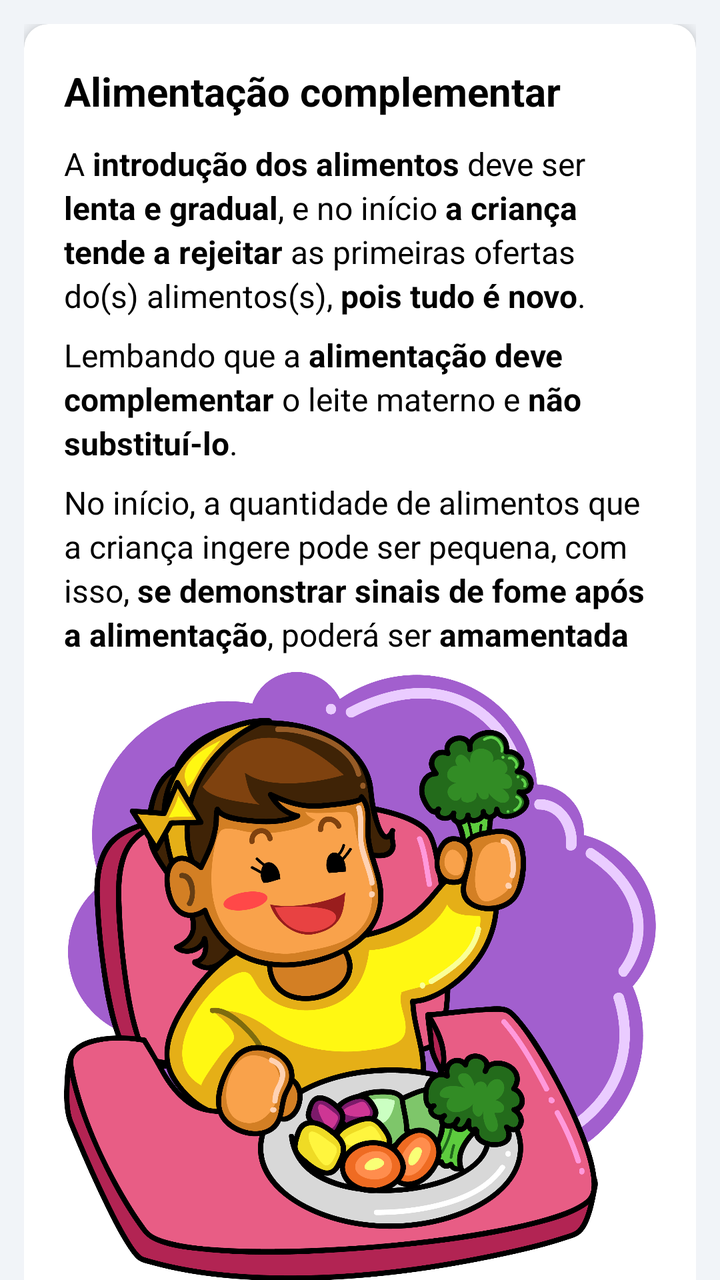
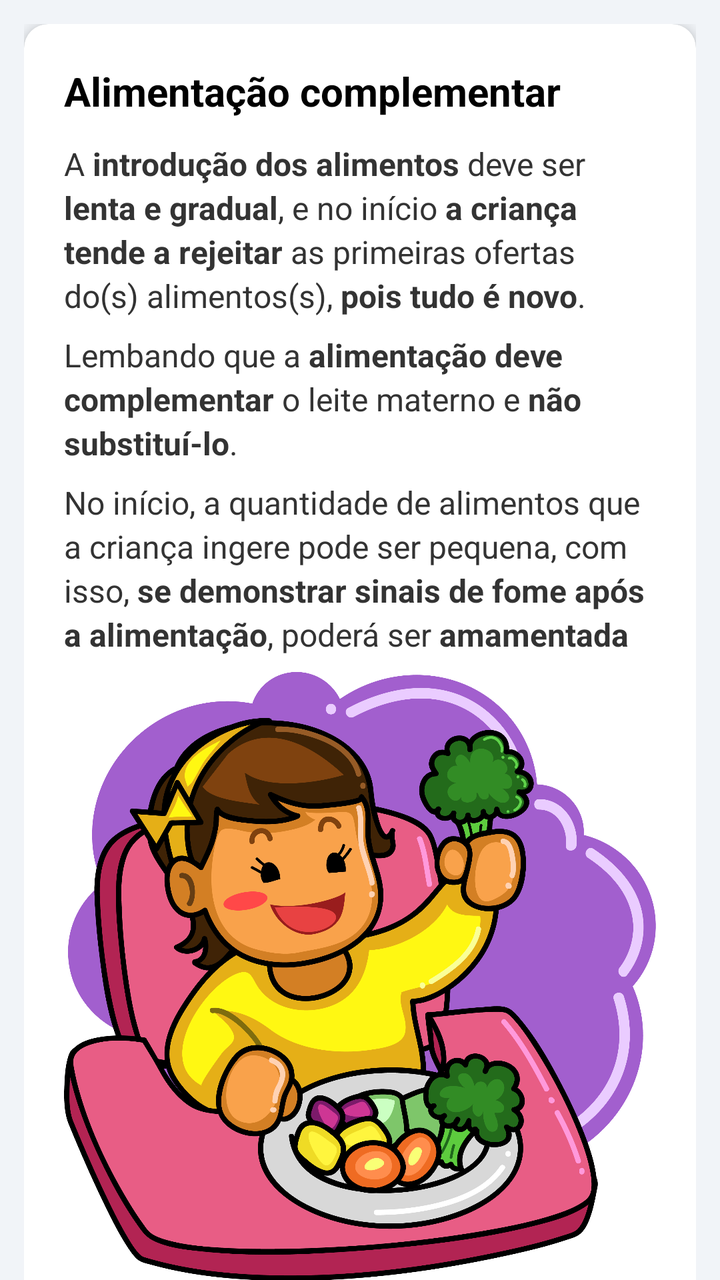

Two renders of the same Android screen: before a commit and after it. Below are the layout's source before the change and the commit's diff.
<!-- AndroidManifest.xml: application theme Theme.NutrirAGente -->
<!-- res/layout/complementary_feeding.xml -->
<?xml version="1.0" encoding="utf-8"?>
<androidx.coordinatorlayout.widget.CoordinatorLayout xmlns:android="http://schemas.android.com/apk/res/android"
    xmlns:app="http://schemas.android.com/apk/res-auto"
    android:layout_width="match_parent"
    android:layout_height="match_parent"
    android:background="@color/gray">




    <androidx.core.widget.NestedScrollView
        android:layout_width="match_parent"
        android:layout_height="match_parent"
        app:layout_behavior="@string/appbar_scrolling_view_behavior">

        <LinearLayout
            android:layout_width="match_parent"
            android:layout_height="wrap_content"
            android:orientation="vertical"
            android:padding="12dp">

            <androidx.cardview.widget.CardView
                android:layout_width="match_parent"
                android:layout_height="wrap_content"
                android:layout_marginBottom="16dp"
                app:cardCornerRadius="12dp"
                app:cardElevation="4dp">

                <LinearLayout
                    android:layout_width="match_parent"
                    android:layout_height="wrap_content"
                    android:orientation="vertical"
                    android:padding="20dp">

                    
                    <TextView
                        android:layout_width="wrap_content"
                        android:layout_height="wrap_content"
                        android:layout_marginBottom="12dp"
                        android:text="@string/title_complementary_feeding"
                        android:textColor="@android:color/black"
                        android:textSize="20sp"
                        android:textStyle="bold" />


                    <TextView
                        android:layout_width="match_parent"
                        android:layout_height="wrap_content"
                        android:layout_marginBottom="8dp"
                        android:lineSpacingExtra="3dp"
                        android:textColor="@color/black"
                        android:text="@string/complementary_feeding"
                        android:textSize="16sp" />


                    <TextView
                        android:layout_width="match_parent"
                        android:layout_height="wrap_content"
                        android:layout_marginBottom="8dp"
                        android:lineSpacingExtra="3dp"
                        android:textColor="@color/black"
                        android:text="@string/complementary_feeding_2"
                        android:textSize="16sp" />


                    <TextView
                        android:layout_width="match_parent"
                        android:layout_height="wrap_content"
                        android:layout_marginBottom="8dp"
                        android:lineSpacingExtra="3dp"
                        android:textColor="@color/black"
                        android:text="@string/complementary_feeding_3"
                        android:textSize="16sp" />

                    <ImageView
                        android:layout_width="match_parent"
                        android:layout_height="match_parent"
                        android:layout_marginBottom="8dp"
                        android:adjustViewBounds="true"
                        android:scaleType="fitCenter"
                        android:src="@drawable/bebe_comendo" />
                    >


                    <TextView
                        android:layout_width="match_parent"
                        android:layout_height="wrap_content"
                        android:layout_marginTop="16dp"
                        android:background="@color/warn_blue"
                        android:padding="16dp"
                        android:textAlignment="center"
                        android:text="@string/complementary_feeding_4"
                        android:textColor="@color/black"
                        android:textSize="16sp"
                        android:lineSpacingExtra="3dp" />

                </LinearLayout>
            </androidx.cardview.widget.CardView>

        </LinearLayout>
    </androidx.core.widget.NestedScrollView>

</androidx.coordinatorlayout.widget.CoordinatorLayout>
<!-- resources referenced by this layout -->
<resources>
  <color name="black">#FF000000</color>
  <color name="gray">#F1F4F8</color>
  <color name="warn_blue">#FFBAE8E8</color>
  <color name="white">#FFFFFFFF</color>
  <!-- unchanged entries left out for length: 11 -->
</resources>

<!-- the commit's change to res/layout/complementary_feeding.xml (unified diff, before → after) -->
@@ -1,98 +1,62 @@
 <?xml version="1.0" encoding="utf-8"?>
-<androidx.coordinatorlayout.widget.CoordinatorLayout xmlns:android="http://schemas.android.com/apk/res/android"
+<androidx.coordinatorlayout.widget.CoordinatorLayout
+    xmlns:android="http://schemas.android.com/apk/res/android"
     xmlns:app="http://schemas.android.com/apk/res-auto"
     android:layout_width="match_parent"
     android:layout_height="match_parent"
     android:background="@color/gray">
 
-
-
+    <com.google.android.material.appbar.AppBarLayout
+        android:layout_width="match_parent"
+        android:layout_height="wrap_content"
+        android:background="@color/blue_toolbar"
+        app:elevation="@dimen/appbar_elevation" />
 
     <androidx.core.widget.NestedScrollView
         android:layout_width="match_parent"
         android:layout_height="match_parent"
         app:layout_behavior="@string/appbar_scrolling_view_behavior">
 
-        <LinearLayout
-            android:layout_width="match_parent"
-            android:layout_height="wrap_content"
-            android:orientation="vertical"
-            android:padding="12dp">
+        <LinearLayout style="@style/LinearContainer">
 
-            <androidx.cardview.widget.CardView
-                android:layout_width="match_parent"
-                android:layout_height="wrap_content"
-                android:layout_marginBottom="16dp"
-                app:cardCornerRadius="12dp"
-                app:cardElevation="4dp">
+            <androidx.cardview.widget.CardView style="@style/CardNutrir">
 
-                <LinearLayout
-                    android:layout_width="match_parent"
-                    android:layout_height="wrap_content"
-                    android:orientation="vertical"
-                    android:padding="20dp">
+                <LinearLayout style="@style/CardContent">
 
                     
                     <TextView
-                        android:layout_width="wrap_content"
-                        android:layout_height="wrap_content"
-                        android:layout_marginBottom="12dp"
-                        android:text="@string/title_complementary_feeding"
-                        android:textColor="@android:color/black"
-                        android:textSize="20sp"
-                        android:textStyle="bold" />
-
+                        style="@style/TextTitle"
+                        android:text="@string/title_complementary_feeding" />
 
                     <TextView
-                        android:layout_width="match_parent"
-                        android:layout_height="wrap_content"
-                        android:layout_marginBottom="8dp"
-                        android:lineSpacingExtra="3dp"
-                        android:textColor="@color/black"
-                        android:text="@string/complementary_feeding"
-                        android:textSize="16sp" />
-
+                        style="@style/TextBody"
+                        android:layout_marginBottom="@dimen/spacing_sm"
+                        android:text="@string/complementary_feeding" />
 
                     <TextView
-                        android:layout_width="match_parent"
-                        android:layout_height="wrap_content"
-                        android:layout_marginBottom="8dp"
-                        android:lineSpacingExtra="3dp"
-                        android:textColor="@color/black"
-                        android:text="@string/complementary_feeding_2"
-                        android:textSize="16sp" />
-
+                        style="@style/TextBody"
+                        android:layout_marginBottom="@dimen/spacing_sm"
+                        android:text="@string/complementary_feeding_2" />
 
                     <TextView
-                        android:layout_width="match_parent"
-                        android:layout_height="wrap_content"
-                        android:layout_marginBottom="8dp"
-                        android:lineSpacingExtra="3dp"
-                        android:textColor="@color/black"
-                        android:text="@string/complementary_feeding_3"
-                        android:textSize="16sp" />
+                        style="@style/TextBody"
+                        android:layout_marginBottom="@dimen/spacing_sm"
+                        android:text="@string/complementary_feeding_3" />
 
                     <ImageView
                         android:layout_width="match_parent"
-                        android:layout_height="match_parent"
-                        android:layout_marginBottom="8dp"
+                        android:layout_height="wrap_content"
+                        android:layout_marginBottom="@dimen/spacing_sm"
                         android:adjustViewBounds="true"
                         android:scaleType="fitCenter"
                         android:src="@drawable/bebe_comendo" />
-                    >
 
+                    <LinearLayout style="@style/TipBoxMint">
 
-                    <TextView
-                        android:layout_width="match_parent"
-                        android:layout_height="wrap_content"
-                        android:layout_marginTop="16dp"
-                        android:background="@color/warn_blue"
-                        android:padding="16dp"
-                        android:textAlignment="center"
-                        android:text="@string/complementary_feeding_4"
-                        android:textColor="@color/black"
-                        android:textSize="16sp"
-                        android:lineSpacingExtra="3dp" />
+                        <TextView
+                            style="@style/TipTextMint"
+                            android:text="@string/complementary_feeding_4" />
+                    </LinearLayout>
 
                 </LinearLayout>
             </androidx.cardview.widget.CardView>
<!-- resource entries referenced after the edit -->
@@ -1,8 +1,85 @@
 <!-- resources referenced by this layout -->
 <resources>
   <color name="black">#FF000000</color>
+  <color name="text_primary">#2B2B2B</color>
+  <color name="tip_mint_background">#B2E0DE</color>
   <color name="gray">#F1F4F8</color>
-  <color name="warn_blue">#FFBAE8E8</color>
+  <dimen name="appbar_elevation">12dp</dimen>
+  <dimen name="spacing_sm">8dp</dimen>
+  <style name="CardContent">
+          <item name="android:layout_width">match_parent</item>
+          <item name="android:layout_height">wrap_content</item>
+          <item name="android:orientation">vertical</item>
+          <item name="android:padding">@dimen/padding_xl</item>
+      </style>
+  <style name="CardNutrir">
+          <item name="android:layout_width">match_parent</item>
+          <item name="android:layout_height">wrap_content</item>
+          <item name="android:layout_marginBottom">@dimen/card_margin_bottom</item>
+          <item name="cardCornerRadius">@dimen/card_radius</item>
+          <item name="cardElevation">@dimen/card_elevation</item>
+      </style>
+  <style name="LinearContainer">
+          <item name="android:layout_width">match_parent</item>
+          <item name="android:layout_height">wrap_content</item>
+          <item name="android:orientation">vertical</item>
+          <item name="android:padding">@dimen/padding_md</item>
+      </style>
+  <style name="TextBody" parent="TextAppearance.Nutrir">
+          <item name="android:layout_width">match_parent</item>
+          <item name="android:layout_height">wrap_content</item>
+          <item name="android:textSize">@dimen/text_size_md</item>
+          <item name="android:lineSpacingExtra">@dimen/line_spacing_sm</item>
+          <item name="android:textColor">@color/color_text_black</item>
+      </style>
+  <style name="TextTitle" parent="TextAppearance.Nutrir">
+          <item name="android:layout_width">wrap_content</item>
+          <item name="android:layout_height">wrap_content</item>
+          <item name="android:textSize">@dimen/text_size_xl</item>
+          <item name="android:textStyle">bold</item>
+          <item name="android:textColor">@color/text_bold</item>
+          <item name="android:layout_marginBottom">@dimen/spacing_md</item>
+      </style>
+  <style name="TipBoxMint">
+          <item name="android:layout_width">match_parent</item>
+          <item name="android:layout_height">wrap_content</item>
+          <item name="android:layout_marginTop">@dimen/spacing_lg</item>
+          <item name="android:background">@drawable/bg_tip_mint</item>
+          <item name="android:padding">@dimen/padding_lg</item>
+      </style>
+  <style name="TipTextMint">
+          <item name="android:layout_width">match_parent</item>
+          <item name="android:layout_height">wrap_content</item>
+          <item name="android:textColor">@color/tip_mint_text</item>
+          <item name="android:textSize">@dimen/text_size_sm</item>
+          <item name="android:lineSpacingExtra">@dimen/line_spacing_sm</item>
+      </style>
+  <dimen name="padding_xl">20dp</dimen>
+  <dimen name="card_margin_bottom">16dp</dimen>
+  <dimen name="card_radius">12dp</dimen>
+  <dimen name="card_elevation">4dp</dimen>
+  <dimen name="padding_md">12dp</dimen>
+  <style name="TextAppearance.Nutrir" parent="TextAppearance.AppCompat">
+          <item name="android:textColor">@color/text_primary</item>
+          <item name="android:lineSpacingExtra">@dimen/line_spacing_sm</item>
+      </style>
+  <dimen name="text_size_md">16sp</dimen>
+  <dimen name="line_spacing_sm">3dp</dimen>
+  <color name="color_text_black">#333333</color>
+  <dimen name="text_size_xl">20sp</dimen>
+  <color name="text_bold">#000000</color>
+  <dimen name="spacing_md">12dp</dimen>
+  <dimen name="spacing_lg">16dp</dimen>
+  <!-- drawable bg_tip_mint (drawable) -->
+  <?xml version="1.0" encoding="utf-8"?>
+  <shape xmlns:android="http://schemas.android.com/apk/res/android"
+      android:shape="rectangle">
+      <solid android:color="@color/tip_mint_background" />
+      <corners android:radius="12dp" />
+  </shape>
+  <dimen name="padding_lg">16dp</dimen>
+  <color name="tip_mint_text">#1B4B48</color>
+  <dimen name="text_size_sm">14sp</dimen>
   <color name="white">#FFFFFFFF</color>
   <!-- unchanged entries left out for length: 11 -->
 </resources>
